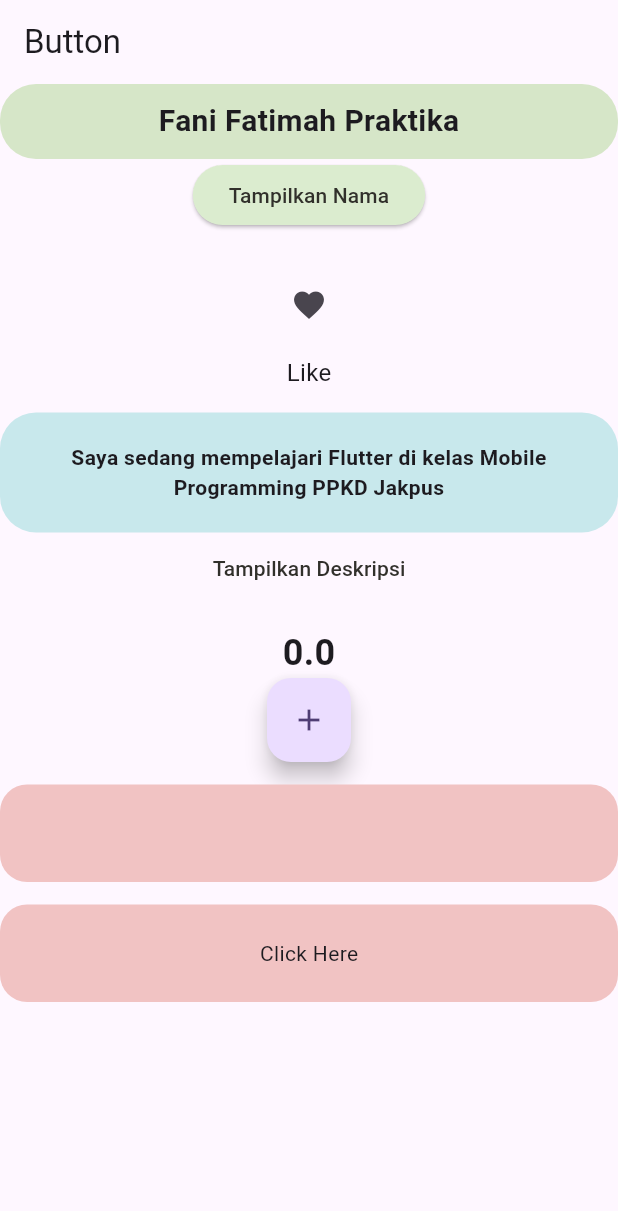
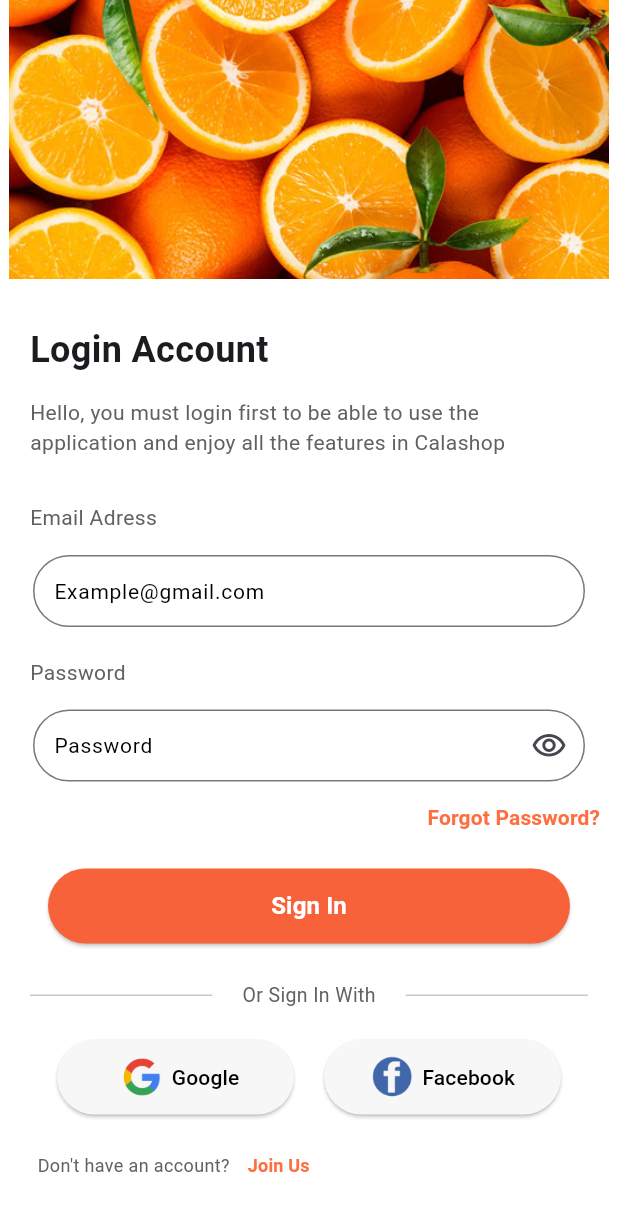
Before and after one commit to fanifatimahpr/flutter_project_ppkd, a Flutter app: the screen it shows after launch, on a phone screen of 412 x 824 dp. Shown: the top 1211 px of the screen. Run offline on Flutter 3.47's test engine with Material 3 defaults, Android fonts, the light colour scheme and no system bars.

Commit message:
tugas Slicing Login commit

```diff
--- a/lib/main.dart
+++ b/lib/main.dart
@@ -1,9 +1,6 @@
 import 'package:flutter/material.dart';
-import 'package:flutter_project_ppkd/tugas_flutter/tugas1.dart';
-import 'package:flutter_project_ppkd/tugas_flutter/tugas2.dart';
-import 'package:flutter_project_ppkd/tugas_flutter/tugas3.dart';
-import 'package:flutter_project_ppkd/tugas_flutter/tugas4.dart';
 import 'package:flutter_project_ppkd/tugas_flutter/tugas5.dart';
+import 'package:flutter_project_ppkd/tugas_flutter/tugas6.dart';
 
 void main() {
   runApp(const MyApp());
@@ -35,7 +32,7 @@
         // tested with just a hot reload.
         colorScheme: ColorScheme.fromSeed(seedColor: Colors.deepPurple),
       ),
-      home: Tugas5(),
+      home: Tugas6(),
     );
   }
 }
--- /dev/null
+++ b/lib/tugas_flutter/textTestWidget.dart
@@ -0,0 +1,15 @@
+import 'package:flutter/material.dart';
+
+class textTest extends StatelessWidget {
+  const textTest({
+    super.key, required this.text
+  });
+final String text;
+  @override
+  Widget build(BuildContext context) {
+    return Text(text,
+    style:TextStyle(
+      fontSize: 14,
+      color: const Color.fromARGB(255, 97, 97, 97)));
+  }
+}
--- a/lib/tugas_flutter/tugas3.dart
+++ b/lib/tugas_flutter/tugas3.dart
@@ -1,4 +1,3 @@
-import 'package:flutter/cupertino.dart';
 import 'package:flutter/material.dart';
 
 class Tugas3 extends StatelessWidget {
--- /dev/null
+++ b/lib/tugas_flutter/tugas6.dart
@@ -0,0 +1,241 @@
+
+import 'package:flutter/material.dart';
+import 'package:flutter_project_ppkd/tugas_flutter/textTestWidget.dart';
+
+class Tugas6 extends StatefulWidget {
+  const Tugas6({super.key});
+
+  @override
+  State<Tugas6> createState() => _Tugas6State();
+}
+
+class _Tugas6State extends State<Tugas6> {
+  bool clickEye = true;
+  bool obscurepass = true;
+  @override
+  Widget build(BuildContext context) {
+    return Scaffold(
+      backgroundColor: const Color.fromARGB(255, 255, 255, 255),
+      body: Column(
+
+        //Header
+        children: [
+          Container(
+            height: 186,
+            width: 400,
+            decoration: BoxDecoration(
+              image: DecorationImage(
+                image: AssetImage("assets/images/orangefruit2.jpg"),
+                fit: BoxFit.fitWidth)
+            ),
+
+            ),
+
+          SizedBox(height: 30,),
+
+          //Text Login Account
+          Padding(
+            padding: EdgeInsets.symmetric(horizontal: 20),
+            child: Row(
+              children: [
+
+                Text("Login Account",
+                style: TextStyle(
+                  fontSize: 24,
+                  fontWeight: FontWeight.bold),),
+              ],
+            ),
+          ),
+          SizedBox(height: 15,),
+
+          //Text Subtitle
+          Padding(
+            padding: EdgeInsets.symmetric(horizontal: 20),
+            child: Text("Hello, you must login first to be able to use the application and enjoy all the features in Calashop",
+            style: TextStyle(
+              fontSize: 14,
+              color: const Color.fromARGB(255, 97, 97, 97)),),
+          ),
+
+          SizedBox(height: 30,),
+
+          //Email Adress dan Password
+          Row(
+            children: [
+              Padding(padding: EdgeInsets.all(10.0)),
+              //Reusable Text
+              textTest(text:"Email Adress" ,),],),
+                SizedBox(height: 15,),
+            Padding(
+              padding: const EdgeInsets.symmetric(horizontal: 22.0),
+              child: TextField(
+                decoration: InputDecoration(
+                  contentPadding: EdgeInsets.all(10.0),
+                  border: OutlineInputBorder(borderRadius: BorderRadius.all(Radius.circular(24))),
+                  hintText: "Example@gmail.com",
+                  hintStyle: TextStyle(fontSize: 14, color: Colors.black),
+                ),
+              ),
+            ),
+          SizedBox(height: 20,),
+          Row(
+            children: [
+              Padding(padding: EdgeInsets.symmetric(horizontal: 10.0)),
+              //Reusable Text
+              textTest(text: "Password")
+              ],),
+                SizedBox(height: 15,),
+            Padding(
+              padding: const EdgeInsets.symmetric(horizontal: 22.0),
+              child: TextField(obscureText: obscurepass,
+                decoration: InputDecoration(
+                  suffixIcon: IconButton(
+                    onPressed: (){
+                      clickEye = !clickEye;
+                      setState(() {
+                        obscurepass = !obscurepass;
+                      });
+                    },
+                    icon: Icon(obscurepass ? Icons.visibility_outlined : Icons.visibility_off_outlined)
+                    ),
+                  contentPadding: EdgeInsets.all(10.0),
+                  border: OutlineInputBorder(borderRadius: BorderRadius.all(Radius.circular(24))),
+                  hintText: "Password",
+                  hintStyle: TextStyle(fontSize: 14, color: Colors.black),
+                ),
+              ),
+            ),
+
+          //Forgot Password
+          Row(
+            mainAxisAlignment: MainAxisAlignment.end,
+            children: [
+              TextButton(
+                onPressed: (){},
+                child: Text("Forgot Password?",
+                textAlign: TextAlign.right,
+                  style: TextStyle(
+                  fontSize: 14,
+                  color: Colors.deepOrangeAccent,
+                  fontWeight: FontWeight.bold),
+                  )),
+            ],
+          ),
+          SizedBox(height: 10,),
+
+          //Sign In
+          ElevatedButton(
+            style: ElevatedButton.styleFrom(
+              backgroundColor: Color(0xfff8623a)),
+            onPressed: (){},
+            child: SizedBox(
+              width: 300,
+              height: 50,
+              child: Center(
+                child: Text("Sign In",
+                  style: TextStyle(
+                  fontSize: 16,
+                  color: Colors.white,
+                  fontWeight: FontWeight.bold),
+                  ),
+              ),
+            )),
+          SizedBox(height: 25,),
+
+          //Or Sign In With
+          Row(
+            children: [
+              Expanded(
+                child: Padding(
+                  padding: const EdgeInsets.symmetric(horizontal: 20),
+                  child: Divider(thickness: 1,),
+                )),
+            Text("Or Sign In With",
+          style: TextStyle(
+            fontSize: 13,
+            color: const Color.fromARGB(255, 97, 97, 97)
+            ),),
+          Expanded(
+            child: Padding(
+              padding: const EdgeInsets.symmetric(horizontal: 20),
+              child: Divider(thickness: 1,),
+            )),
+            ],
+          ),
+
+          SizedBox(height: 10,),
+
+          //Google dan Facebook
+          Row(
+            mainAxisAlignment: MainAxisAlignment.center,
+            children: [
+              Padding(
+                padding: const EdgeInsets.all(10.0),
+                child: Expanded(
+                  child: ElevatedButton(
+                    style: ElevatedButton.styleFrom(
+                      backgroundColor: const Color.fromARGB(255, 247, 247, 247)),
+                    onPressed: (){},
+                    child: SizedBox(
+                      height: 50,
+                      width: 110,
+                      child: Row(
+                        mainAxisAlignment: MainAxisAlignment.center,
+                        children: [
+                          Image.asset("assets/images/google2.png", height: 40, width: 40,),
+                          Text("Google",style: TextStyle(fontSize: 14, color: Colors.black)),
+                        ],
+                      ),
+                    )),
+                ),
+              ),
+              Padding(
+                padding: const EdgeInsets.all(10.0),
+                child: Expanded(
+                  child: ElevatedButton(
+                    style: ElevatedButton.styleFrom(
+                      backgroundColor: const Color.fromARGB(255, 247, 247, 247)),
+                    onPressed: (){},
+                    child: Container(
+                      height: 50,
+                      width: 110,
+                      child: Row(
+                        mainAxisAlignment: MainAxisAlignment.center,
+                        children: [
+                          Image.asset("assets/images/facebook2.png", height: 30, width: 30,),
+                          SizedBox(width: 5,),
+                          Text("Facebook",style: TextStyle(fontSize: 14, color: Colors.black),),
+                        ],
+                      ),
+                    )),
+                ),
+              ),
+            ],
+          ),
+
+          //Dont Have Account
+          Padding(
+            padding: const EdgeInsets.symmetric(horizontal: 25),
+            child: Row(
+              children: [
+                Text("Don't have an account?",
+                style: TextStyle(
+                  fontSize: 12,
+                  color: const Color.fromARGB(255, 97, 97, 97)),
+                ),
+                TextButton(
+                onPressed: (){},
+                child: Text("Join Us",
+                  style: TextStyle(
+                  fontSize: 12,
+                  color: Colors.deepOrangeAccent,
+                  fontWeight: FontWeight.bold),
+                )),
+              ],
+            ),
+          ),
+          ],
+      ),
+    );
+  }
+}
```
Also changed, not shown: assets/images/facebook.png (added), assets/images/facebook2.png (added), assets/images/facebook3.png (added), assets/images/google.png (added), assets/images/google2.png (added), assets/images/orangefruit.jpg (added), assets/images/orangefruit2.jpg (added), 1 other file.
